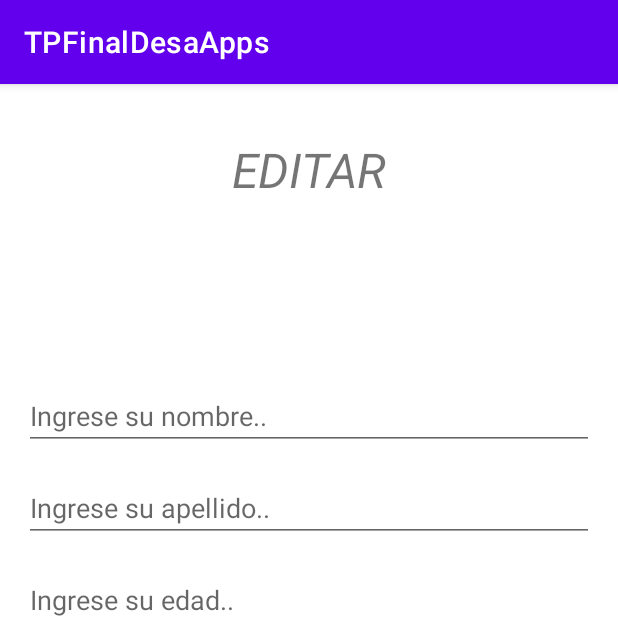
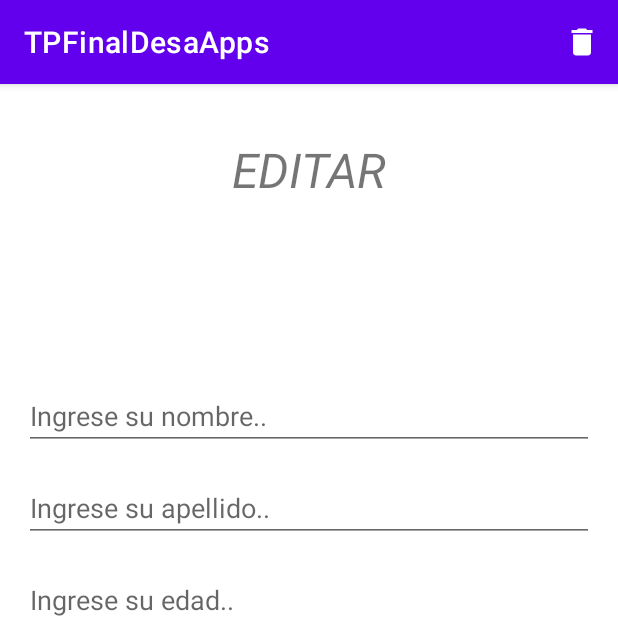
Before and after one commit to AgustinFalcon/TPFinalDesaApps, an Android app: the UpdateFragment screen opened through its navigation route, on a phone screen of 412 x 824 dp, the top half of it. Run offline under Robolectric (Android 15) with nearby library versions, the phone set to English and light mode, and no system bars; our stand-ins replace Room's generated code; 3 statements that could not run were skipped.

Commit message:
se agregan logicas de delete

```diff
--- a/app/src/main/java/com/example/tpfinaldesaapps/data/UserDB.kt
+++ b/app/src/main/java/com/example/tpfinaldesaapps/data/UserDB.kt
@@ -20,6 +20,7 @@ abstract class UserDB : RoomDatabase() {
         @Volatile
         private var INSTANCE: UserDB? = null
 
+        // Singleton
         fun getDatabase(): UserDB {
             val tempInstance = INSTANCE
 
--- a/app/src/main/java/com/example/tpfinaldesaapps/data/UserDao.kt
+++ b/app/src/main/java/com/example/tpfinaldesaapps/data/UserDao.kt
@@ -9,12 +9,18 @@ import com.example.tpfinaldesaapps.model.User
 interface UserDao {
 
     @Insert(onConflict = OnConflictStrategy.IGNORE)
-    fun insert(user: User)
+    suspend fun insert(user: User)
 
 
     @Query("SELECT * FROM user_table ORDER BY id ASC")
-    fun readAllData(): LiveData<List<User>>
+    fun readAllData(): LiveData<List<User>> //getall
 
     @Update
-    fun update(user: User)
+    suspend fun update(user: User)
+
+    @Delete
+    suspend fun deleteUser(user: User)
+
+    @Query("DELETE FROM user_table")
+    suspend fun deleteAll()
 }
--- a/app/src/main/java/com/example/tpfinaldesaapps/iu/ListFragment.kt
+++ b/app/src/main/java/com/example/tpfinaldesaapps/iu/ListFragment.kt
@@ -1,11 +1,13 @@
 package com.example.tpfinaldesaapps.iu
 
+import android.app.AlertDialog
 import android.os.Bundle
+import android.view.*
 import androidx.fragment.app.Fragment
-import android.view.LayoutInflater
-import android.view.View
-import android.view.ViewGroup
+import androidx.core.view.MenuHost
+import androidx.core.view.MenuProvider
 import androidx.fragment.app.viewModels
+import androidx.lifecycle.Lifecycle
 import androidx.navigation.fragment.findNavController
 import androidx.recyclerview.widget.DividerItemDecoration
 import androidx.recyclerview.widget.LinearLayoutManager
@@ -15,7 +17,7 @@ import com.example.tpfinaldesaapps.databinding.FragmentListBinding
 import com.example.tpfinaldesaapps.viewModel.UserViewModel
 
 
-class ListFragment : Fragment() {
+class ListFragment : Fragment(), MenuProvider {
 
     private lateinit var binding: FragmentListBinding
 
@@ -37,6 +39,9 @@ class ListFragment : Fragment() {
         val divider = DividerItemDecoration(requireContext(), LinearLayoutManager(requireContext()).orientation)
         binding.recyclerViewUser.addItemDecoration(divider)
 
+        val menuHost: MenuHost = requireActivity()
+        menuHost.addMenuProvider(this, viewLifecycleOwner, Lifecycle.State.RESUMED)
+
 
 
         binding.btnAdd.setOnClickListener {
@@ -53,6 +58,40 @@ class ListFragment : Fragment() {
         return binding.root
     }
 
+    private fun deleteAll() {
+        val dialog = AlertDialog.Builder(requireContext())
+
+        dialog.setTitle("¿Eliminar Todos?")
+        dialog.setMessage("¿Esta seguro que desea eliminar a todos los usuarios?")
+
+        dialog.setNegativeButton("No") { _,_ ->
+            return@setNegativeButton
+        }
+
+        dialog.setPositiveButton("Yes") { _,_ ->
+            userViewModel.deleteAllUsers()
+        }
+
+        dialog.create().show()
+    }
+
+
+    override fun onCreateMenu(menu: Menu, menuInflater: MenuInflater) {
+        menuInflater.inflate(R.menu.delete_menu, menu)
+    }
+
+    override fun onMenuItemSelected(menuItem: MenuItem): Boolean {
+        return when(menuItem.itemId) {
+            R.id.menu_delete -> {
+                deleteAll()
+                true
+            }
+
+            else -> {
+                false
+            }
+        }
+    }
 
 
 }
--- a/app/src/main/java/com/example/tpfinaldesaapps/iu/add/AddFragment.kt
+++ b/app/src/main/java/com/example/tpfinaldesaapps/iu/add/AddFragment.kt
@@ -39,7 +39,7 @@ class AddFragment : Fragment() {
             if (name.isNotEmpty() && lastName.isNotEmpty() && age.isNotEmpty()) {
 
                 // Creo el objeto
-                val user = User(0, name, lastName, age.toInt())
+                val user = User(id = 0, name = name, lastName = lastName, age = age.toInt())
 
                 // Se lo paso al view model
                 userViewModel.insertUser(user = user)
--- a/app/src/main/java/com/example/tpfinaldesaapps/iu/update/UpdateFragment.kt
+++ b/app/src/main/java/com/example/tpfinaldesaapps/iu/update/UpdateFragment.kt
@@ -1,12 +1,14 @@
 package com.example.tpfinaldesaapps.iu.update
 
+import android.app.AlertDialog
 import android.os.Bundle
-import android.view.LayoutInflater
-import android.view.View
-import android.view.ViewGroup
+import android.view.*
 import android.widget.Toast
+import androidx.core.view.MenuHost
+import androidx.core.view.MenuProvider
 import androidx.fragment.app.Fragment
 import androidx.fragment.app.viewModels
+import androidx.lifecycle.Lifecycle
 import androidx.navigation.fragment.findNavController
 import com.example.tpfinaldesaapps.R
 import com.example.tpfinaldesaapps.model.UserExample
@@ -15,10 +17,12 @@ import com.example.tpfinaldesaapps.model.User
 import com.example.tpfinaldesaapps.viewModel.UserViewModel
 
 
-class UpdateFragment : Fragment() {
+class UpdateFragment : Fragment(), MenuProvider {
 
     private lateinit var binding: FragmentUpdateBinding
     private val userViewModel by viewModels<UserViewModel>()
+
+    private var user: User? = null
 
 
     override fun onCreateView(
@@ -27,15 +31,29 @@ class UpdateFragment : Fragment() {
     ): View? {
         binding = FragmentUpdateBinding.inflate(inflater, container, false)
 
-        val user = arguments?.getSerializable("user") as User // Bundle
+        user = arguments?.getSerializable("user") as User // Bundle
 
-        binding.etName.setText(user.name)
-        binding.etLastName.setText(user.lastName)
-        binding.etAge.setText(user.age.toString())
+        binding.etName.setText(user?.let { it.name })
+        binding.etLastName.setText(user!!.lastName)
+        binding.etAge.setText(user!!.age.toString())
 
         binding.btnUpdateUser.setOnClickListener {
-            validateFields(user)
+            validateFields(user!!)
         }
+
+        val menuHost: MenuHost = requireActivity()
+        menuHost.addMenuProvider(this, viewLifecycleOwner, Lifecycle.State.RESUMED)
+        /*menuHost.addMenuProvider(object : MenuProvider {
+            override fun onCreateMenu(menu: Menu, menuInflater: MenuInflater) {
+                TODO("Not yet implemented")
+            }
+
+            override fun onMenuItemSelected(menuItem: MenuItem): Boolean {
+                TODO("Not yet implemented")
+            }
+        },viewLifecycleOwner, Lifecycle.State.RESUMED)*/
+
+
 
 
         return binding.root
@@ -62,5 +80,42 @@ class UpdateFragment : Fragment() {
 
     }
 
+    override fun onCreateMenu(menu: Menu, menuInflater: MenuInflater) {
+        menuInflater.inflate(R.menu.delete_menu, menu)
+    }
+
+    override fun onMenuItemSelected(menuItem: MenuItem): Boolean {
+        return when(menuItem.itemId) {
+            R.id.menu_delete -> {
+                deleteUser()
+                true
+            }
+
+            else -> {
+                false
+            }
+        }
+    }
+
+    private fun deleteUser() {
+        val dialog = AlertDialog.Builder(requireContext())
+
+        dialog.setTitle("¿Desea Eliminar?")
+        dialog.setMessage("Esta seguro que desea eliminar ha ${user!!.name}")
+
+        dialog.setNegativeButton(getString(R.string.no_option)) { _,_ ->
+            return@setNegativeButton
+        }
+
+        dialog.setPositiveButton("Yes") { _, _ ->
+            userViewModel.deleteUser(user = user!!)
+            Toast.makeText(requireContext(), "User eliminado!", Toast.LENGTH_SHORT).show()
+
+            findNavController().navigate(R.id.action_updateFragment_to_listFragment)
+        }
+
+        dialog.create().show()
+    }
+
 
 }
--- /dev/null
+++ b/app/src/main/res/drawable/ic_garbage.xml
@@ -0,0 +1,5 @@
+<vector android:height="24dp" android:tint="#FFFFFF"
+    android:viewportHeight="24" android:viewportWidth="24"
+    android:width="24dp" xmlns:android="http://schemas.android.com/apk/res/android">
+    <path android:fillColor="@android:color/white" android:pathData="M6,19c0,1.1 0.9,2 2,2h8c1.1,0 2,-0.9 2,-2V7H6v12zM19,4h-3.5l-1,-1h-5l-1,1H5v2h14V4z"/>
+</vector>
--- /dev/null
+++ b/app/src/main/res/menu/delete_menu.xml
@@ -0,0 +1,15 @@
+<?xml version="1.0" encoding="utf-8"?>
+<menu xmlns:android="http://schemas.android.com/apk/res/android"
+    xmlns:app="http://schemas.android.com/apk/res-auto">
+
+    <item
+        android:id="@+id/menu_delete"
+        android:title="Delete"
+        android:icon="@drawable/ic_garbage"
+        android:iconTint="@color/black"
+        app:showAsAction="ifRoom"/>
+
+
+
+
+</menu>
--- a/app/src/main/res/values/strings.xml
+++ b/app/src/main/res/values/strings.xml
@@ -2,4 +2,5 @@
     <string name="app_name">TPFinalDesaApps</string>
     <!-- TODO: Remove or change this placeholder text -->
     <string name="hello_blank_fragment">Hello blank fragment</string>
+    <string name="no_option">No</string>
 </resources>
```
Also changed, not shown: app/src/main/java/com/example/tpfinaldesaapps/repository/UserRepository.kt (+10 -2 lines), app/src/main/java/com/example/tpfinaldesaapps/viewModel/UserViewModel.kt (+24 -2 lines).
